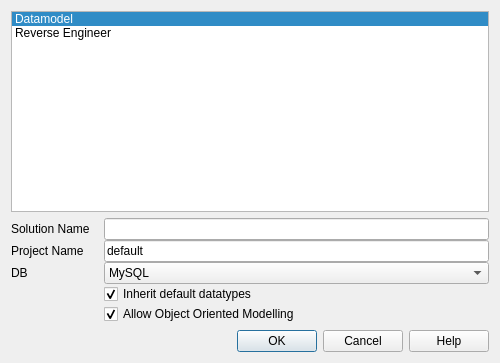
The window that NewProjectDialog.ui (fritzone/ddm) describes before a commit, drawn with Qt 5.
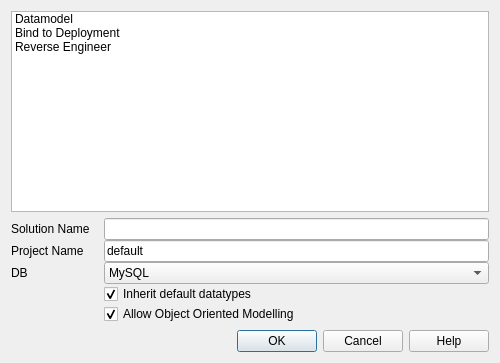
The same window after the commit. Icons and pictures are not drawn.

Commit message: metadata deployment

```diff
--- a/NewProjectDialog.ui
+++ b/NewProjectDialog.ui
@@ -68,14 +68,11 @@
           <height>24</height>
          </size>
         </property>
-        <property name="spacing">
-         <number>4</number>
-        </property>
         <property name="uniformItemSizes">
          <bool>true</bool>
         </property>
         <property name="currentRow">
-         <number>0</number>
+         <number>-1</number>
         </property>
         <item>
          <property name="text">
@@ -93,6 +90,16 @@
            <normaloff>:/images/actions/images/actions/database-conn.png</normaloff>:/images/actions/images/actions/database-conn.png</iconset>
          </property>
         </item>
+        <item>
+         <property name="text">
+          <string>Bind to Deployment</string>
+         </property>
+       
+         <property name="icon">
+          <iconset resource="dbm.qrc">
+           <normaloff>:/images/actions/images/big/folder_database.png</normaloff>:/images/actions/images/big/folder_database.png</iconset>
+         </property>
+        </item>
         <item>
          <property name="text">
           <string>Reverse Engineer</string>
```
The commit also changes 17 other files.
